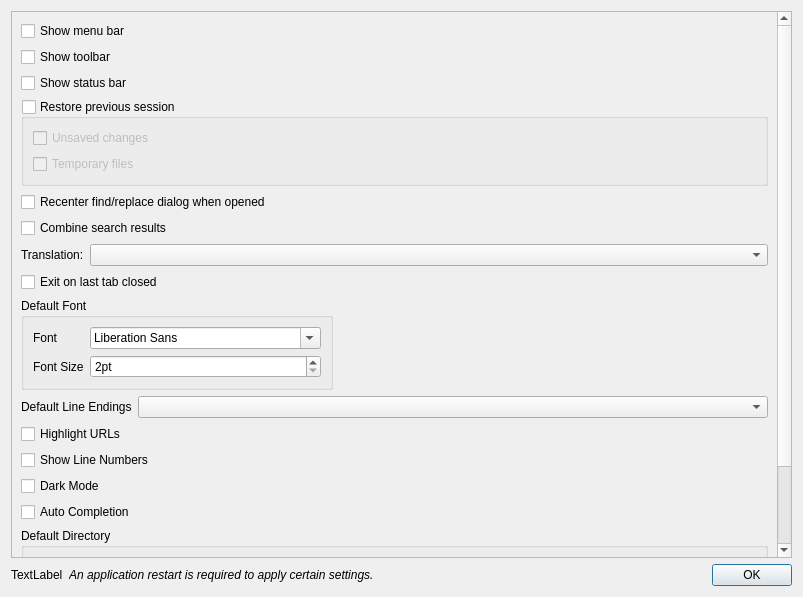
Before: the Qt Designer form src/dialogs/PreferencesDialog.ui in andy12241025/NotepadNext, drawn with Qt 5.
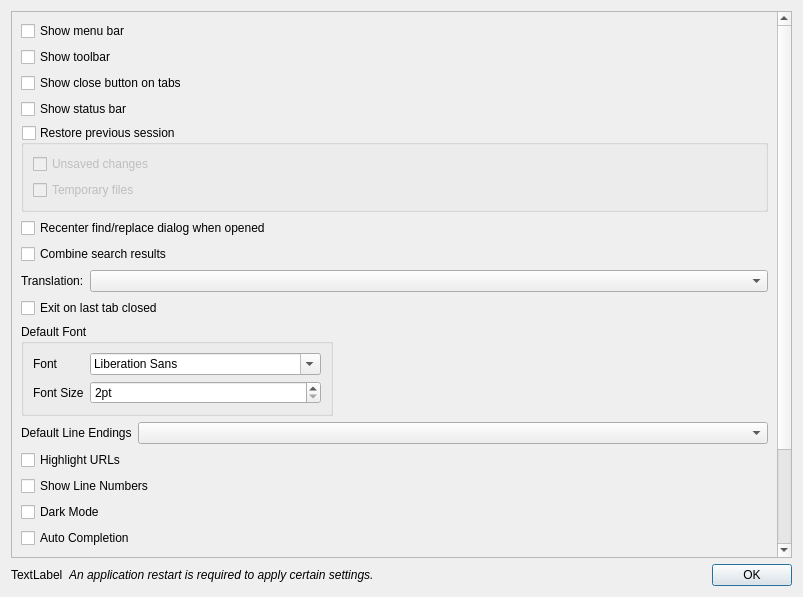
After: the same form once the commit is applied.

Commit message: Add option to hide tab close buttons; double-click a tab to close it

What changed in the file:
```diff
--- a/src/dialogs/PreferencesDialog.ui
+++ b/src/dialogs/PreferencesDialog.ui
@@ -45,6 +45,13 @@
            </property>
           </widget>
          </item>
+         <item>
+          <widget class="QCheckBox" name="checkBoxTabCloseButton">
+           <property name="text">
+            <string>Show close button on tabs</string>
+           </property>
+          </widget>
+         </item>
          <item>
           <widget class="QCheckBox" name="checkBoxStatusBar">
            <property name="text">
```
The commit also changes 6 other files.
